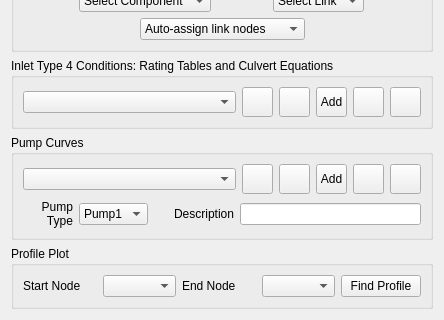
Above: flo2d/ui/storm_drain_editor.ui from FLO-2DSoftware/qgis-flo-2d-plugin before the change; both pictures show x 0 to 444 and y 204 to 524 of the 444 by 524 pixel window. Below: the same form after it.
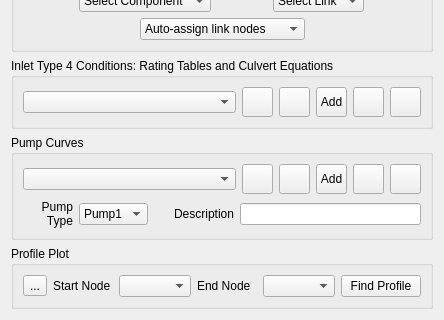
That is the form after the change. Icons and pictures are not drawn.

What changed in the file:
```diff
--- a/flo2d/ui/storm_drain_editor.ui
+++ b/flo2d/ui/storm_drain_editor.ui
@@ -846,33 +846,47 @@
      <layout class="QGridLayout" name="gridLayout_8">
       <item row="0" column="0">
        <layout class="QGridLayout" name="gridLayout_7">
-        <item row="0" column="0">
-         <widget class="QLabel" name="label_4">
-          <property name="text">
-           <string>Start Node</string>
-          </property>
-         </widget>
-        </item>
         <item row="0" column="3">
-         <widget class="QComboBox" name="end_node_cbo"/>
-        </item>
-        <item row="0" column="2">
          <widget class="QLabel" name="label_5">
           <property name="text">
            <string>End Node</string>
           </property>
          </widget>
         </item>
-        <item row="0" column="1">
-         <widget class="QComboBox" name="start_node_cbo"/>
-        </item>
-        <item row="0" column="4">
+        <item row="0" column="5">
          <widget class="QPushButton" name="find_profile_btn">
           <property name="text">
            <string>Find Profile</string>
           </property>
          </widget>
         </item>
+        <item row="0" column="2">
+         <widget class="QComboBox" name="start_node_cbo"/>
+        </item>
+        <item row="0" column="4">
+         <widget class="QComboBox" name="end_node_cbo"/>
+        </item>
+        <item row="0" column="1">
+         <widget class="QLabel" name="label_4">
+          <property name="text">
+           <string>Start Node</string>
+          </property>
+         </widget>
+        </item>
+        <item row="0" column="0">
+         <widget class="QToolButton" name="center_chbox">
+          <property name="text">
+           <string>...</string>
+          </property>
+          <property name="icon">
+           <iconset>
+            <normaloff>../img/eye-svgrepo-com.svg</normaloff>../img/eye-svgrepo-com.svg</iconset>
+          </property>
+          <property name="checkable">
+           <bool>true</bool>
+          </property>
+         </widget>
+        </item>
        </layout>
       </item>
      </layout>
```
